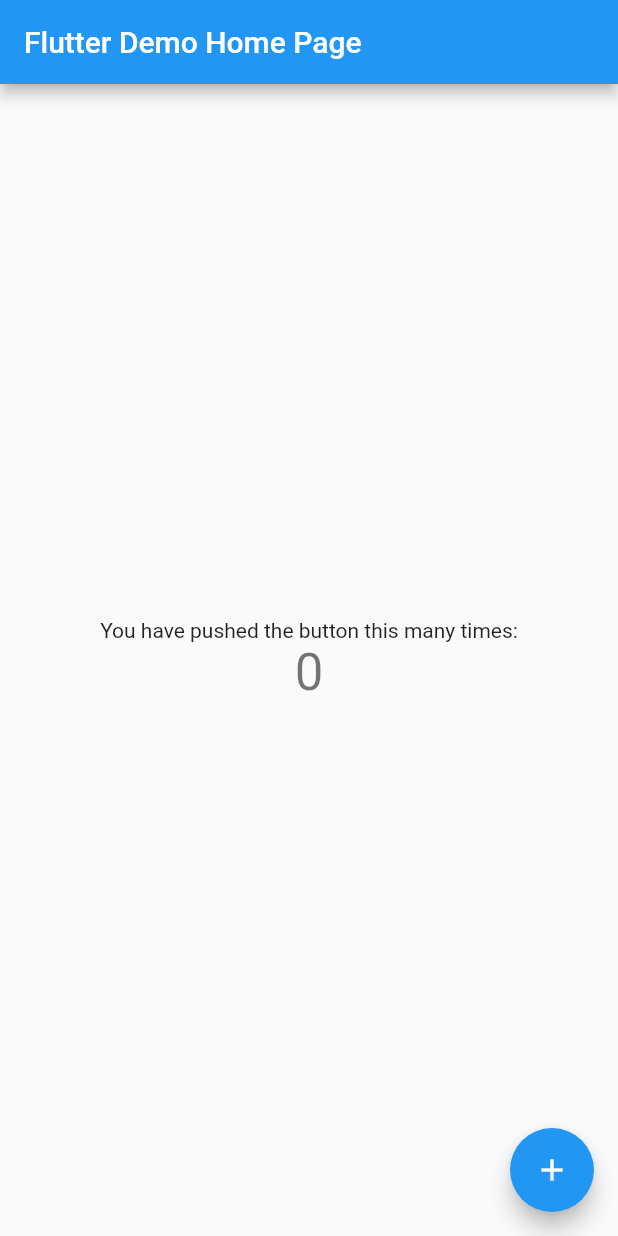
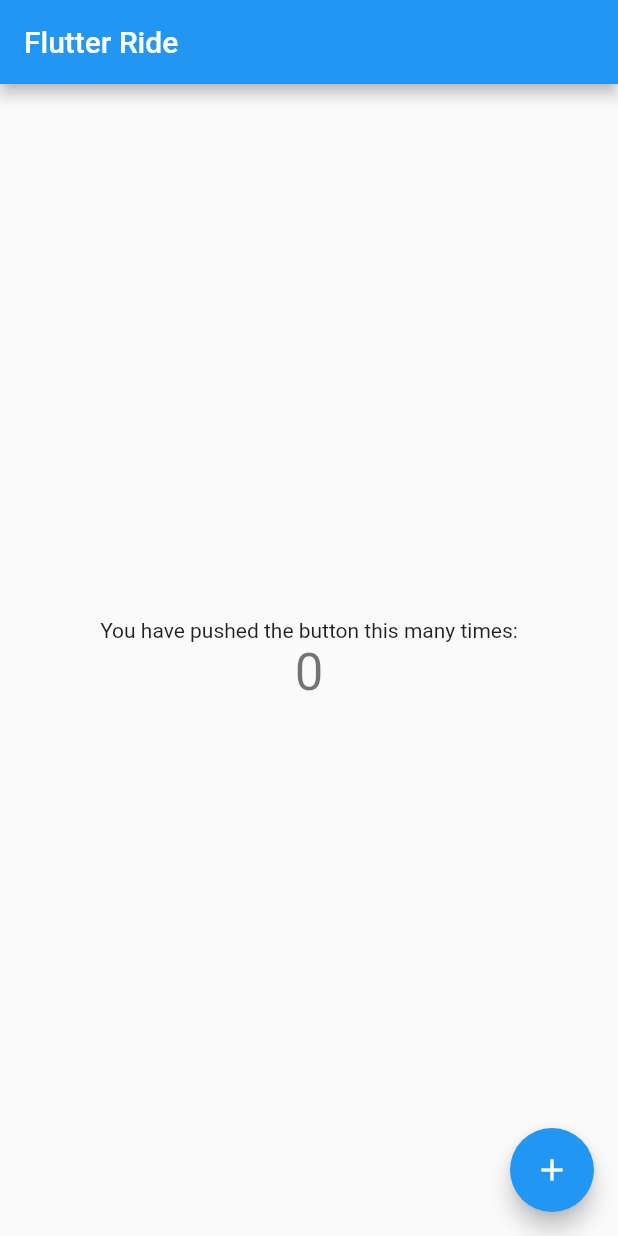
Before and after one commit to kmjaman/flutter-ride, a Flutter app: the screen it shows after launch, on a phone screen of 412 x 824 dp. Run offline on Flutter 3.47's test engine with Material 2 defaults, Android fonts, the phone set to English and light mode, and no system bars.

Commit message:
changed app name

```diff
--- a/ride/lib/main.dart
+++ b/ride/lib/main.dart
@@ -22,7 +22,7 @@ class MyApp extends StatelessWidget {
         // is not restarted.
         primarySwatch: Colors.blue,
       ),
-      home: MyHomePage(title: 'Flutter Demo Home Page'),
+      home: MyHomePage(title: 'Flutter Ride'),
     );
   }
 }
```
